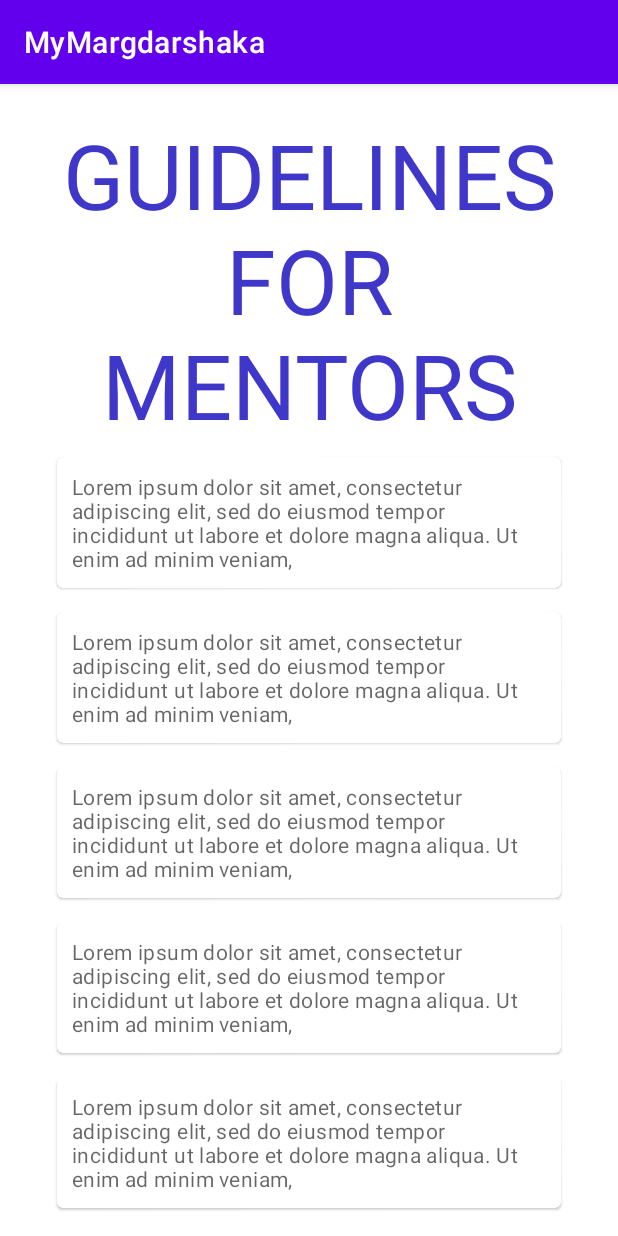
After one commit to debesheedas/MyMargdarshaka, an Android app: the GuidelinesForMentors screen opened directly, with no data from a screen before it, on a phone screen of 412 x 824 dp. The commit adds this screen. Run offline under Robolectric (Android 15) with nearby library versions, the phone set to English and light mode, and no system bars.

Commit message:
add guidelines for mentors, students layouts

```diff
--- /dev/null
+++ b/app/src/main/java/com/example/mymargdarshaka/GuidelinesForMentors.java
@@ -0,0 +1,14 @@
+package com.example.mymargdarshaka;
+
+import androidx.appcompat.app.AppCompatActivity;
+
+import android.os.Bundle;
+
+public class GuidelinesForMentors extends AppCompatActivity {
+
+    @Override
+    protected void onCreate(Bundle savedInstanceState) {
+        super.onCreate(savedInstanceState);
+        setContentView(R.layout.activity_guidelines_for_mentors);
+    }
+}
--- /dev/null
+++ b/app/src/main/res/layout/activity_guidelines_for_mentors.xml
@@ -0,0 +1,110 @@
+<?xml version="1.0" encoding="utf-8"?>
+<RelativeLayout xmlns:android="http://schemas.android.com/apk/res/android"
+    xmlns:app="http://schemas.android.com/apk/res-auto"
+    xmlns:tools="http://schemas.android.com/tools"
+    android:layout_width="match_parent"
+    android:layout_height="match_parent"
+    android:layout_marginHorizontal="30dp"
+    tools:context=".GuidelinesForStudents">
+
+    <TextView
+        android:id="@+id/text_students_guidelines"
+        android:layout_width="wrap_content"
+        android:layout_height="wrap_content"
+        android:layout_marginTop="20dp"
+        android:text="@string/guidelines_for_mentors"
+        android:textColor="@color/text"
+        android:textAlignment="center"
+        android:textSize="60sp" />
+
+    <LinearLayout
+        android:layout_width="match_parent"
+        android:layout_height="wrap_content"
+        android:layout_below="@+id/text_students_guidelines"
+        android:orientation="vertical">
+
+
+        <com.google.android.material.card.MaterialCardView
+            android:layout_width="match_parent"
+            android:layout_height="wrap_content"
+            android:layout_margin="8dp"
+            app:contentPadding="10dp">
+
+            <TextView
+                android:layout_width="match_parent"
+                android:layout_height="wrap_content"
+                android:text="@string/question_text"
+                android:textAppearance="?attr/textAppearanceBody2"
+                android:textColor="?android:attr/textColorSecondary" />
+
+
+        </com.google.android.material.card.MaterialCardView>
+
+        <com.google.android.material.card.MaterialCardView
+            android:layout_width="match_parent"
+            android:layout_height="wrap_content"
+            android:layout_margin="8dp"
+            app:contentPadding="10dp">
+
+            <TextView
+                android:layout_width="match_parent"
+                android:layout_height="wrap_content"
+                android:text="@string/question_text"
+                android:textAppearance="?attr/textAppearanceBody2"
+                android:textColor="?android:attr/textColorSecondary" />
+
+
+        </com.google.android.material.card.MaterialCardView>
+
+        <com.google.android.material.card.MaterialCardView
+            android:layout_width="match_parent"
+            android:layout_height="wrap_content"
+            android:layout_margin="8dp"
+            app:contentPadding="10dp">
+
+            <TextView
+                android:layout_width="match_parent"
+                android:layout_height="wrap_content"
+                android:text="@string/question_text"
+                android:textAppearance="?attr/textAppearanceBody2"
+                android:textColor="?android:attr/textColorSecondary" />
+
+
+        </com.google.android.material.card.MaterialCardView>
+
+        <com.google.android.material.card.MaterialCardView
+            android:layout_width="match_parent"
+            android:layout_height="wrap_content"
+            android:layout_margin="8dp"
+            app:contentPadding="10dp">
+
+            <TextView
+                android:layout_width="match_parent"
+                android:layout_height="wrap_content"
+                android:text="@string/question_text"
+                android:textAppearance="?attr/textAppearanceBody2"
+                android:textColor="?android:attr/textColorSecondary" />
+
+
+        </com.google.android.material.card.MaterialCardView>
+
+        <com.google.android.material.card.MaterialCardView
+            android:layout_width="match_parent"
+            android:layout_height="wrap_content"
+            android:layout_margin="8dp"
+            app:contentPadding="10dp">
+
+            <TextView
+                android:layout_width="match_parent"
+                android:layout_height="wrap_content"
+                android:text="@string/question_text"
+                android:textAppearance="?attr/textAppearanceBody2"
+                android:textColor="?android:attr/textColorSecondary" />
+
+
+        </com.google.android.material.card.MaterialCardView>
+
+    </LinearLayout>
+
+
+</RelativeLayout>
--- a/app/src/main/res/values/colors.xml
+++ b/app/src/main/res/values/colors.xml
@@ -9,4 +9,5 @@
     <color name="white">#FFFFFFFF</color>
     <color name="pink">#B5179E</color>
     <color name="blue">#5ECEF2</color>
+    <color name="text">#3F37C9</color>
 </resources>
--- a/app/src/main/res/values/strings.xml
+++ b/app/src/main/res/values/strings.xml
@@ -13,7 +13,9 @@
     <string name="otp">OTP</string>
     <string name="question_text">Lorem ipsum dolor sit amet, consectetur adipiscing elit, sed do eiusmod tempor incididunt ut labore et dolore magna aliqua. Ut enim ad minim veniam, </string>
     <string name="question">Question</string>
-    <string name="option_1">option</string>
+    <string name="option">option</string>
     <string name="next">next</string>
     <string name="submit">submit</string>
+    <string name="guidelines_for_students">GUIDELINES FOR STUDENTS</string>
+    <string name="guidelines_for_mentors">GUIDELINES FOR MENTORS</string>
 </resources>
```
Also changed, not shown: app/src/main/AndroidManifest.xml (+8 -3 lines), app/src/main/java/com/example/mymargdarshaka/GuidelinesForStudents.java (added, +14 -0 lines), app/src/main/res/layout/activity_guidelines_for_students.xml (added, +110 -0 lines), app/src/main/res/layout/activity_test.xml (+4 -4 lines), 1 other file.
